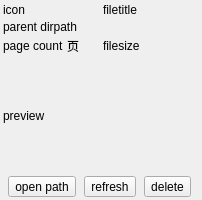
First picture: the form in components/widget_assembler_similar_result_preview/widget_comic_info/res/comic_info.ui, repository PPJUST/ComicDup, before the edit.
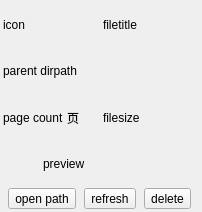
Second picture: the form after the edit.

What changed in the file:
```diff
--- a/components/widget_assembler_similar_result_preview/widget_comic_info/res/comic_info.ui
+++ b/components/widget_assembler_similar_result_preview/widget_comic_info/res/comic_info.ui
@@ -7,13 +7,13 @@
     <x>0</x>
     <y>0</y>
     <width>202</width>
-    <height>200</height>
+    <height>212</height>
    </rect>
   </property>
   <property name="windowTitle">
    <string>Form</string>
   </property>
-  <layout class="QVBoxLayout" name="verticalLayout" stretch="0,0,0,1,0">
+  <layout class="QVBoxLayout" name="verticalLayout" stretch="0,0,0,0,0">
    <property name="spacing">
     <number>3</number>
    </property>
@@ -90,11 +90,44 @@
     </layout>
    </item>
    <item>
-    <widget class="QLabel" name="label_preview">
-     <property name="text">
-      <string>preview</string>
+    <layout class="QHBoxLayout" name="horizontalLayout_5" stretch="0,1,0">
+     <property name="spacing">
+      <number>0</number>
      </property>
-    </widget>
+     <item>
+      <spacer name="horizontalSpacer">
+       <property name="orientation">
+        <enum>Qt::Orientation::Horizontal</enum>
+       </property>
+       <property name="sizeHint" stdset="0">
+        <size>
+         <width>40</width>
+         <height>20</height>
+        </size>
+       </property>
+      </spacer>
+     </item>
+     <item>
+      <widget class="QLabel" name="label_preview">
+       <property name="text">
+        <string>preview</string>
+       </property>
+      </widget>
+     </item>
+     <item>
+      <spacer name="horizontalSpacer_2">
+       <property name="orientation">
+        <enum>Qt::Orientation::Horizontal</enum>
+       </property>
+       <property name="sizeHint" stdset="0">
+        <size>
+         <width>40</width>
+         <height>20</height>
+        </size>
+       </property>
+      </spacer>
+     </item>
+    </layout>
    </item>
    <item>
     <layout class="QHBoxLayout" name="horizontalLayout_4">
```
